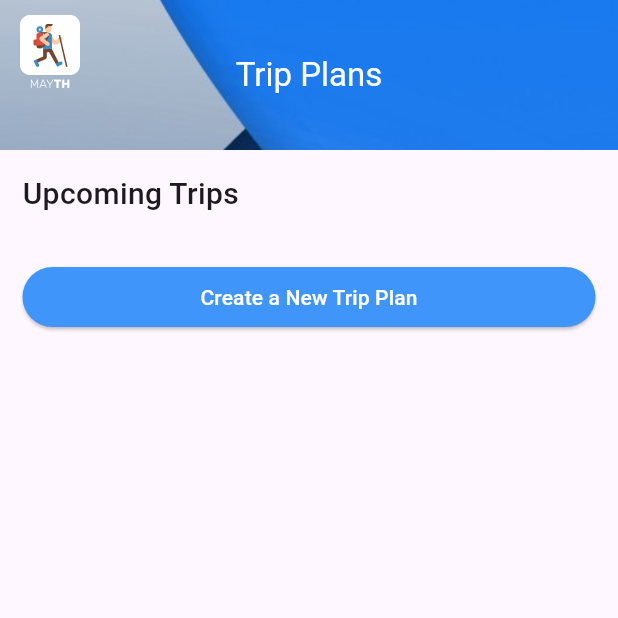
After one commit to Daham2000/travel_app, a Flutter app: the ViewAllTripPlan screen opened directly, on a phone screen of 412 x 824 dp, the top half of it. The commit adds this screen. Run offline on Flutter 3.47's test engine with Material 3 defaults, Android fonts, the phone set to English and light mode, and no system bars; our stand-ins replace cached_network_image, cloud_firestore, firebase_auth, firebase_core, flutter_bloc, flutter_svg and 7 more; missing offline and left inert: themed; accounts and stored records are empty.

Commit message:
Load All Trip Plans

```diff
--- a/lib/db/model/trip.dart
+++ b/lib/db/model/trip.dart
@@ -16,7 +16,7 @@ class AttractionTripModel {
 
   factory AttractionTripModel.fromMap(Map<String, dynamic> json) =>
       AttractionTripModel(
-        id: json["id"],
+        id: json["id"].toString(),
         isRoomBooked: json["isRoomBooked"],
       );
 
@@ -29,7 +29,7 @@ class AttractionTripModel {
 class Trip {
   String name;
   String id;
-  List<String> users;
+  List<dynamic> users;
   DateTime startDate;
   DateTime endDate;
   List<AttractionTripModel> attractionList;
@@ -50,10 +50,11 @@ class Trip {
   factory Trip.fromMap(Map<String, dynamic> json) => Trip(
         name: json["name"],
         id: json["id"],
-        startDate: json["startDate"],
-        endDate: json["endDate"],
-        attractionList: json["attractionList"],
-    users: json["users"],
+        startDate: json["startDate"].toDate(),
+        endDate: json["endDate"].toDate(),
+        attractionList: List<AttractionTripModel>.from(
+            json["attractionList"].map((x) => AttractionTripModel.fromJson(x))),
+        users: json["users"],
       );
 
   Map<String, dynamic> toMap() => {
@@ -62,7 +63,7 @@ class Trip {
         "startDate": startDate,
         "endDate": endDate,
         "users": users,
-        "attractionList": List<dynamic>.from(
-            attractionList.map((x) => x.toJson())),
+        "attractionList":
+            List<dynamic>.from(attractionList.map((x) => x.toJson())),
       };
 }
--- a/lib/db/repository/trip_repo.dart
+++ b/lib/db/repository/trip_repo.dart
@@ -32,9 +32,10 @@ class TripRepository {
 
   Future<List<Trip>> getAllTripPlans() async {
     try {
+      final String email = FirebaseAuth.instance.currentUser?.email ?? "";
       QuerySnapshot snapshot = await _tripCollection.get();
       return snapshot.docs
-          .map((doc) => Trip.fromMap(doc.data() as Map<String, dynamic>))
+          .map((doc) => Trip.fromMap(doc.data() as Map<String, dynamic>)).where((c) => c.users.contains(email) && c.endDate.isAfter(DateTime.now()))
           .toList();
     } catch (e) {
       print('Error fetching Trips: $e');
--- a/lib/main.dart
+++ b/lib/main.dart
@@ -6,14 +6,19 @@
 
 import 'package:firebase_core/firebase_core.dart';
 import 'package:flutter/material.dart';
+import 'package:flutter_bloc/flutter_bloc.dart';
+import 'package:travel_app/ui/root_page/root_bloc.dart';
 import 'firebase_options.dart';
 
 import 'ui/root_page/main_app.dart';
 
-void main()async {
+void main() async {
   WidgetsFlutterBinding.ensureInitialized();
   await Firebase.initializeApp(
     options: DefaultFirebaseOptions.currentPlatform,
   );
-  runApp(MainApp());
+  runApp(BlocProvider(
+    child: MainApp(),
+    create: (_) => RootBloc(),
+  ));
 }
--- a/lib/ui/home_page/widget/drawer.dart
+++ b/lib/ui/home_page/widget/drawer.dart
@@ -10,6 +10,7 @@ import 'package:google_fonts/google_fonts.dart';
 import 'package:travel_app/db/auth/authentication.dart';
 import 'package:travel_app/db/model/user.dart';
 import 'package:travel_app/ui/login_page/login_provider.dart';
+import 'package:travel_app/ui/trip_view/all_trips_view/all_trip_provider.dart';
 import 'package:travel_app/ui/trip_view/trip_provider.dart';
 import 'package:travel_app/utill/image_assets.dart';
 
@@ -123,10 +124,10 @@ class DrawerHome extends StatelessWidget {
                   InkWell(
                     onTap: () {
                       Future.microtask(
-                            () => Navigator.pushReplacement(
+                            () => Navigator.push(
                             context,
                             MaterialPageRoute(
-                                builder: (context) => TripProvider())),
+                                builder: (context) => AllTripProvider())),
                       );
                     },
                     child: Padding(
--- /dev/null
+++ b/lib/ui/root_page/root_bloc.dart
@@ -0,0 +1,18 @@
+import 'package:flutter_bloc/flutter_bloc.dart';
+import 'package:travel_app/db/repository/trip_repo.dart';
+import 'package:travel_app/ui/root_page/root_state.dart';
+
+class RootBloc extends Cubit<RootState> {
+  RootBloc() : super(RootState.initialState);
+  TripRepository tripRepository = new TripRepository();
+
+  void updateLoadingState(bool isLoading) {
+    emit(state.clone(isSearching: isLoading));
+  }
+
+  Future<void> loadAllTripPlans() async {
+    updateLoadingState(true);
+    final list = await tripRepository.getAllTripPlans();
+    emit(state.clone(tripList: list, isSearching: false));
+  }
+}
--- /dev/null
+++ b/lib/ui/root_page/root_state.dart
@@ -0,0 +1,40 @@
+/*
+ * Copyright (c) FutureSoft 2021
+ * Author: Daham
+ *
+ */
+
+import 'package:flutter/cupertino.dart';
+import 'package:travel_app/db/model/trip.dart';
+
+@immutable
+class RootState {
+  final bool? isSearching;
+  final List<Trip>? tripList;
+
+  RootState({
+    required this.isSearching,
+    required this.tripList,
+  });
+
+  RootState.init()
+      : this(
+          isSearching: false,
+          tripList: [],
+        );
+
+  RootState clone({
+    bool? isSearching,
+    List<Trip>? tripList,
+  }) {
+    return RootState(
+      isSearching: isSearching ?? this.isSearching,
+      tripList: tripList ?? this.tripList,
+    );
+  }
+
+  static RootState get initialState => RootState(
+        isSearching: false,
+        tripList: [],
+      );
+}
--- /dev/null
+++ b/lib/ui/trip_view/all_trips_view/plan_view.dart
@@ -0,0 +1,103 @@
+import 'package:flutter/material.dart';
+import 'package:flutter_bloc/flutter_bloc.dart';
+import 'package:travel_app/ui/root_page/root_bloc.dart';
+import 'package:travel_app/ui/root_page/root_state.dart';
+import 'package:travel_app/ui/trip_view/trip_provider.dart';
+import 'package:travel_app/ui/trip_view/widgets/trip_card_view.dart';
+import 'package:travel_app/utill/image_assets.dart';
+import 'package:travel_app/utill/styled_colors.dart';
+
+class ViewAllTripPlan extends StatefulWidget {
+  const ViewAllTripPlan({super.key});
+
+  @override
+  State<ViewAllTripPlan> createState() => _ViewAllTripPlanState();
+}
+
+class _ViewAllTripPlanState extends State<ViewAllTripPlan> {
+  @override
+  void initState() {
+    super.initState();
+    context.read<RootBloc>().loadAllTripPlans();
+  }
+
+  @override
+  Widget build(BuildContext context) {
+    return BlocBuilder<RootBloc, RootState>(buildWhen: (previous, current) {
+      return previous.isSearching != current.isSearching ||
+          previous.tripList != current.tripList;
+    }, builder: (context, state) {
+      return Scaffold(
+        appBar: AppBar(
+          toolbarHeight: 100.0,
+          flexibleSpace: Image(
+            image: AssetImage(ImageAssets.background),
+            fit: BoxFit.cover,
+          ),
+          title: const Text(
+            "Trip Plans",
+            style: TextStyle(color: Colors.white),
+          ),
+          centerTitle: true,
+          leading: Column(
+            mainAxisAlignment: MainAxisAlignment.start,
+            children: [
+              Padding(
+                padding: const EdgeInsets.only(left: 10, top: 10),
+                child: Image.asset(
+                  ImageAssets.secondLogoPath,
+                  width: 150,
+                ),
+              ),
+            ],
+          ),
+        ),
+        body: Container(
+          margin: const EdgeInsets.symmetric(horizontal: 15.0),
+          child: ListView(
+            children: [
+              const SizedBox(
+                height: 15,
+              ),
+              const Text(
+                "Upcoming Trips",
+                style: TextStyle(fontSize: 20.0, fontWeight: FontWeight.w500),
+              ),
+              const SizedBox(
+                height: 15,
+              ),
+              for (final t in state.tripList ?? [])
+                TripCardView(
+                  trip: t,
+                ),
+              const SizedBox(
+                height: 15,
+              ),
+              ElevatedButton(
+                  style: ElevatedButton.styleFrom(
+                    backgroundColor: StyledColor.ORDER_STATE_BTN_COLOR,
+                    elevation: 1.0,
+                  ),
+                  onPressed: () => {
+                        Navigator.pushReplacement(context,
+                            MaterialPageRoute(builder: (BuildContext context) {
+                          return TripProvider();
+                        }))
+                      },
+                  child: const SizedBox(
+                    width: 150,
+                    child: Text(
+                      "Create a New Trip Plan",
+                      textAlign: TextAlign.center,
+                      style: TextStyle(
+                        color: Colors.white,
+                      ),
+                    ),
+                  )),
+            ],
+          ),
+        ),
+      );
+    });
+  }
+}
--- a/lib/ui/trip_view/trip_view.dart
+++ b/lib/ui/trip_view/trip_view.dart
@@ -7,6 +7,7 @@ import 'package:travel_app/db/model/trip.dart';
 import 'package:travel_app/db/model/user.dart';
 import 'package:travel_app/db/repository/trip_repo.dart';
 import 'package:travel_app/ui/home_page/widget/drawer.dart';
+import 'package:travel_app/ui/trip_view/all_trips_view/all_trip_provider.dart';
 import 'package:travel_app/ui/trip_view/trip_bloc.dart';
 import 'package:travel_app/ui/trip_view/trip_state.dart';
 import 'package:travel_app/ui/trip_view/widgets/destination_view.dart';
@@ -258,6 +259,9 @@ class _TripViewState extends State<TripView> with RestorationMixin {
           title: Text('Trip Plan added successful.'),
           autoCloseDuration: const Duration(seconds: 5),
         );
+        Navigator.pushReplacement(context, MaterialPageRoute(builder: (BuildContext context) {
+          return AllTripProvider();
+        }));
       } else {
         toastification.show(
           context: context,
```
Also changed, not shown: lib/ui/trip_view/all_trips_view/all_trip_provider.dart (added, +16 -0 lines), lib/ui/trip_view/widgets/trip_card_view.dart (added, +59 -0 lines).
